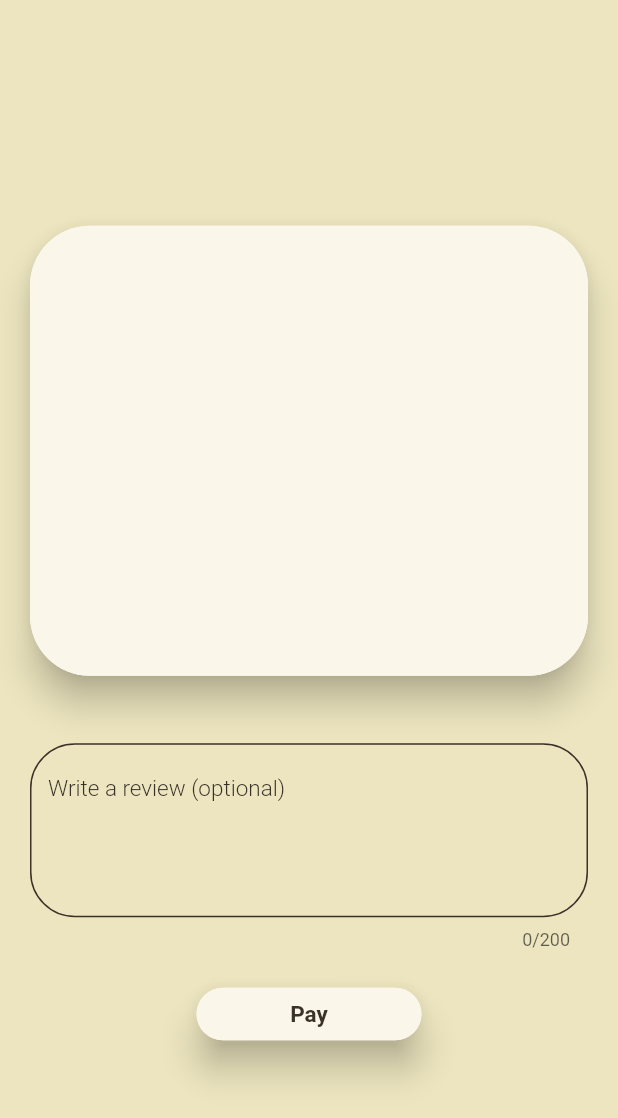
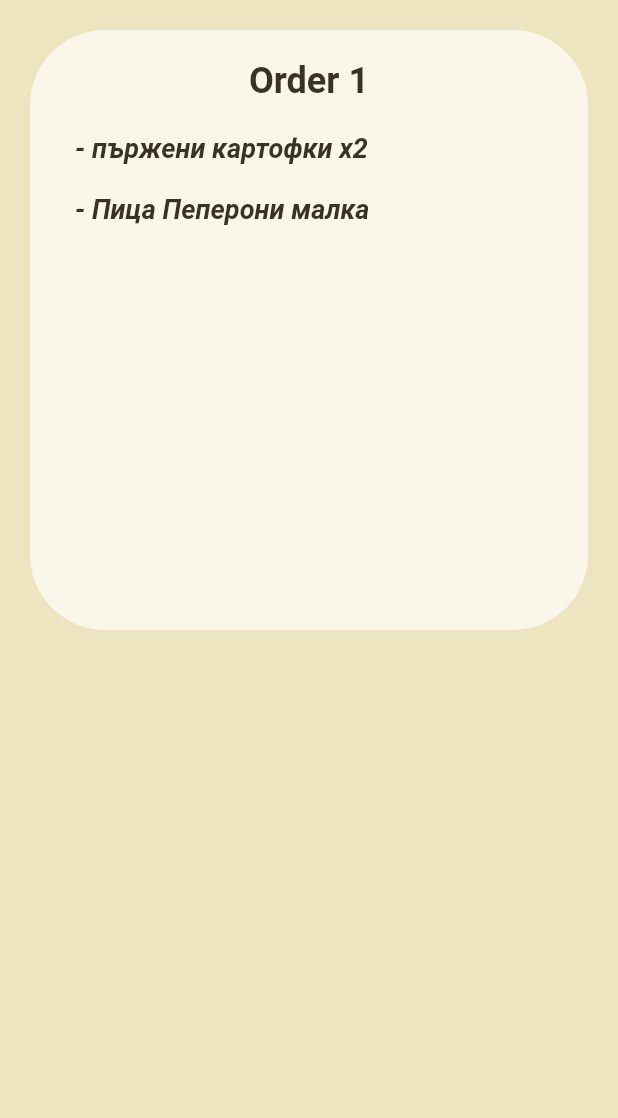
Before and after one commit to dashkata/ordertaker, a Flutter app: the screen it shows after launch, on a phone screen of 412 x 824 dp. Shown: the top 1118 px of the screen. Run offline on Flutter 3.47's test engine with Material 2 defaults, Android fonts, the phone set to English and light mode, and no system bars; drawn by our look-alikes of getwidget; our stand-ins replace date_time_picker, device_preview, google_fonts, hexcolor, readmore.

Commit message:
Added a new res orders page

```diff
--- /dev/null
+++ b/order_taker/lib/Screens/RestaurantScreens/RestaurantOrdersPage/restaurant_order.dart
@@ -0,0 +1,85 @@
+import 'package:flutter/material.dart';
+import 'package:google_fonts/google_fonts.dart';
+import 'package:order_taker/Screens/project_widgets.dart';
+import 'package:order_taker/Themes/themes.dart';
+
+class OrdersPage extends StatefulWidget {
+  const OrdersPage({Key? key}) : super(key: key);
+
+  @override
+  State<OrdersPage> createState() => _OrdersPageState();
+}
+
+class _OrdersPageState extends State<OrdersPage> {
+  @override
+  Widget build(BuildContext context) {
+    return Scaffold(
+      body: Stack(
+        children: [
+          BackgroundWidget(),
+          SafeArea(
+            child: ListView(
+              children: [
+                Padding(
+                  padding: const EdgeInsets.symmetric(
+                      horizontal: 20.0, vertical: 20),
+                  child: Container(
+                    decoration: BoxDecoration(
+                      borderRadius: BorderRadius.circular(50),
+                      color: complementaryColor,
+                    ),
+                    width: double.infinity,
+                    height: 400,
+                    child: Column(
+                      crossAxisAlignment: CrossAxisAlignment.start,
+                      mainAxisAlignment: MainAxisAlignment.start,
+                      children: [
+                        Padding(
+                          padding: const EdgeInsets.only(top: 20.0),
+                          child: Center(
+                            child: Text(
+                              "Order 1",
+                              style: GoogleFonts.roboto(
+                                color: accentColor,
+                                fontSize: 24,
+                                fontWeight: FontWeight.bold,
+                              ),
+                            ),
+                          ),
+                        ),
+                        Padding(
+                          padding: const EdgeInsets.only(top: 20.0, left: 30),
+                          child: Text(
+                            "- пържени картофки х2",
+                            style: GoogleFonts.roboto(
+                              color: accentColor,
+                              fontSize: 18,
+                              fontWeight: FontWeight.bold,
+                              fontStyle: FontStyle.italic,
+                            ),
+                          ),
+                        ),
+                        Padding(
+                          padding: const EdgeInsets.only(top: 20.0, left: 30),
+                          child: Text(
+                            "- Пица Пеперони малка",
+                            style: GoogleFonts.roboto(
+                              color: accentColor,
+                              fontSize: 18,
+                              fontWeight: FontWeight.bold,
+                              fontStyle: FontStyle.italic,
+                            ),
+                          ),
+                        ),
+                      ],
+                    ),
+                  ),
+                )
+              ],
+            ),
+          ),
+        ],
+      ),
+    );
+  }
+}
--- a/order_taker/lib/Screens/UserScreens/confirmreservationpage/confirm_reservation_widget.dart
+++ b/order_taker/lib/Screens/UserScreens/confirmreservationpage/confirm_reservation_widget.dart
@@ -15,13 +15,13 @@ class UserDetail extends StatelessWidget {
   @override
   Widget build(BuildContext context) {
     return Padding(
-      padding: const EdgeInsets.only(left: 20.0),
+      padding: const EdgeInsets.only(left: 20.0, bottom: 20),
       child: Column(
         crossAxisAlignment: CrossAxisAlignment.start,
         children: [
           Padding(
             padding: const EdgeInsets.only(
-              bottom: 10.0,
+              bottom: 5.0,
               left: 10,
             ),
             child: Text(
--- a/order_taker/lib/main.dart
+++ b/order_taker/lib/main.dart
@@ -2,6 +2,7 @@ import 'package:device_preview/device_preview.dart';
 import 'package:flutter/foundation.dart';
 import 'package:flutter/material.dart';
 import 'package:order_taker/Screens/ProfilePage/profile.dart';
+import 'package:order_taker/Screens/RestaurantScreens/RestaurantOrdersPage/restaurant_order.dart';
 import 'package:order_taker/Screens/RestaurantScreens/RestaurantRegisterPage/restaurant_register.dart';
 import 'package:order_taker/Screens/UserScreens/billpage/bill.dart';
 import 'package:order_taker/Screens/UserScreens/confirmreservationpage/confirm_reservation.dart';
@@ -30,7 +31,7 @@ class OrderTaker extends StatelessWidget {
       useInheritedMediaQuery: true,
       locale: DevicePreview.locale(context),
       builder: DevicePreview.appBuilder,
-      initialRoute: '/bill',
+      initialRoute: '/restaurant_order',
       routes: {
         '/login': (context) => const LoginPage(),
         '/register': (context) => const RegisterPage(),
@@ -42,6 +43,7 @@ class OrderTaker extends StatelessWidget {
         '/restaurant_register': (context) => const RestaurantRegister(),
         '/menu': (context) => const Menu(),
         '/bill': (context) => const BillPage(),
+        '/restaurant_order': (context) => const OrdersPage(),
       },
     );
   }
```
Also changed, not shown: order_taker/lib/Screens/UserScreens/confirmreservationpage/confirm_reservation.dart (+20 -22 lines).
